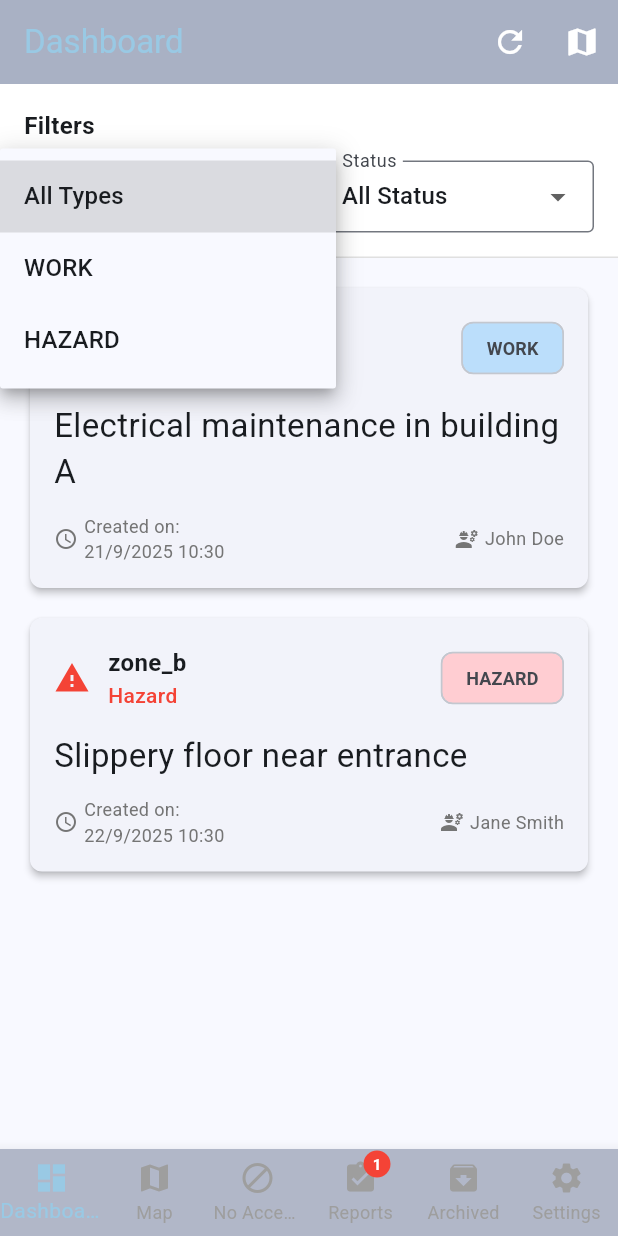
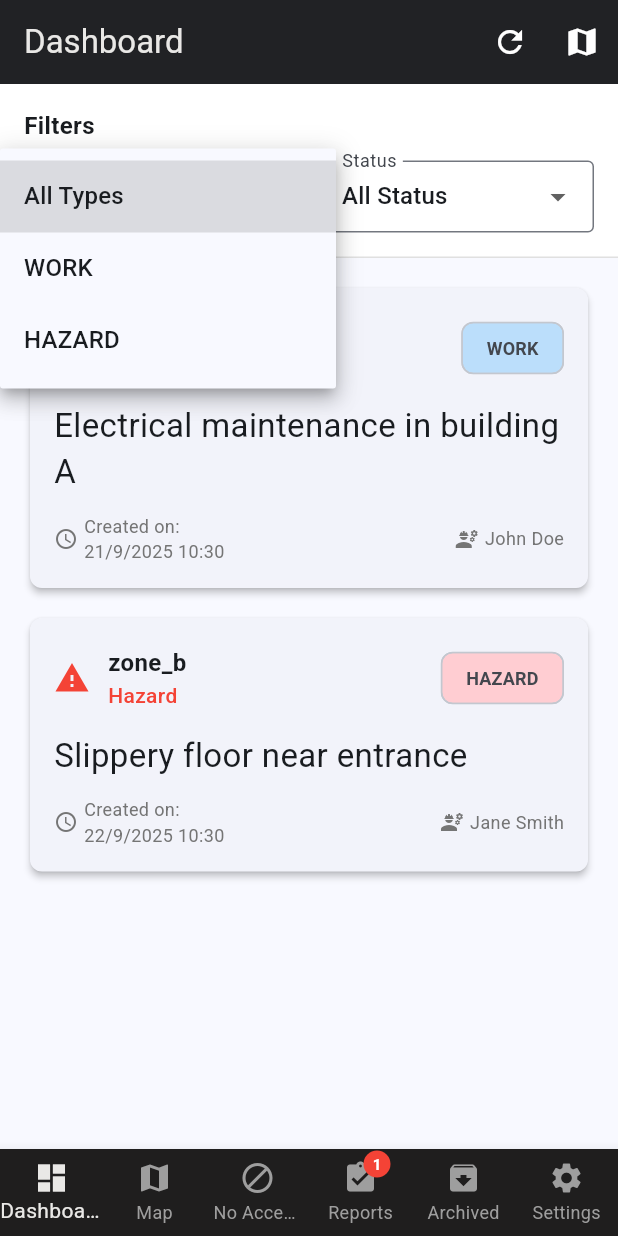
Before and after one commit to totenkopf7/livework, a Flutter app: the MainNavigationPage screen opened directly, after a tap on "All Types", on a phone screen of 412 x 824 dp. Run offline on Flutter 3.47's test engine with Material 3 defaults, Android fonts, the phone set to English and light mode, and no system bars; our stand-ins replace cloud_firestore, firebase_auth, firebase_core, firebase_storage, image_gallery_saver, image_picker and 2 more; missing offline and left inert: dart:html; accounts and stored records are empty.

Commit message:
updated colors

```diff
--- a/lib/pages/settings_page.dart
+++ b/lib/pages/settings_page.dart
@@ -13,6 +13,7 @@ class SettingsPage extends StatelessWidget {
   @override
   Widget build(BuildContext context) {
     return Scaffold(
+      backgroundColor: AppColors.background,
       appBar: AppBar(
         title: Consumer<LanguageProvider>(
           builder: (context, languageProvider, child) {
--- a/lib/widgets/colors.dart
+++ b/lib/widgets/colors.dart
@@ -5,8 +5,8 @@ class AppColors {
   // static const Color secondary = Color(0xFFfca311); // Gold-ish
   // static const Color background = Color.fromARGB(255, 31, 30, 30);
   // static const Color secondary = Color.fromARGB(255, 233, 232, 230);
-    static const Color background = Color(0xFFb1b7c8);
-    static const Color secondary= Color(0xFF99c9e4);
+    static const Color background = Color.fromARGB(255, 31, 30, 30);
+  static const Color secondary = Color.fromARGB(255, 233, 232, 230);
   static const Color text = Color(0xFF001F3F);
   static const Color warmBeige = Color(0xFFD8CBB7); // Warm Beige
 }
```
